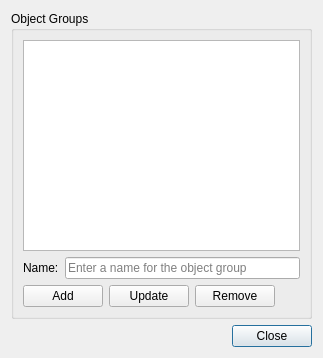
Before: the Qt Designer form src/editor/objectgroupsdialog.ui in timbaker/pzworlded, drawn with Qt 5.
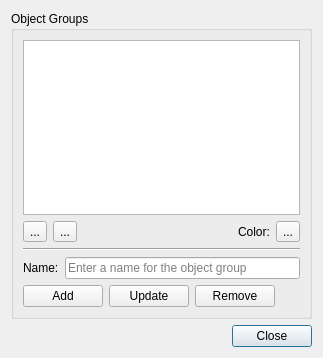
After: the same form once the commit is applied. Icons and pictures are not drawn. Custom widgets are drawn as their Qt base class.

Commit message:
Added WorldObjectGroup color.
Every WorldCellObject in the same group is drawn with the group's color.
The color can be changed in the ObjectGroupsDialog.
When no color is assigned, the default color (Qt::darkGray) is used.

Diff of the .ui file:
```diff
--- a/src/editor/objectgroupsdialog.ui
+++ b/src/editor/objectgroupsdialog.ui
@@ -23,7 +23,7 @@
       <item row="0" column="0">
        <widget class="QListWidget" name="view"/>
       </item>
-      <item row="1" column="0">
+      <item row="3" column="0">
        <widget class="QFrame" name="frame_2">
         <property name="frameShape">
          <enum>QFrame::NoFrame</enum>
@@ -52,7 +52,7 @@
         </layout>
        </widget>
       </item>
-      <item row="2" column="0">
+      <item row="4" column="0">
        <widget class="QFrame" name="frame">
         <property name="frameShape">
          <enum>QFrame::NoFrame</enum>
@@ -110,6 +110,77 @@
         </layout>
        </widget>
       </item>
+      <item row="1" column="0">
+       <widget class="QFrame" name="frame_3">
+        <property name="frameShape">
+         <enum>QFrame::NoFrame</enum>
+        </property>
+        <property name="frameShadow">
+         <enum>QFrame::Raised</enum>
+        </property>
+        <layout class="QHBoxLayout" name="horizontalLayout_3">
+         <property name="margin">
+          <number>0</number>
+         </property>
+         <item>
+          <widget class="QToolButton" name="moveUp">
+           <property name="text">
+            <string>...</string>
+           </property>
+           <property name="icon">
+            <iconset resource="editor.qrc">
+             <normaloff>:/images/16x16/go-up.png</normaloff>:/images/16x16/go-up.png</iconset>
+           </property>
+          </widget>
+         </item>
+         <item>
+          <widget class="QToolButton" name="moveDown">
+           <property name="text">
+            <string>...</string>
+           </property>
+           <property name="icon">
+            <iconset resource="editor.qrc">
+             <normaloff>:/images/16x16/go-down.png</normaloff>:/images/16x16/go-down.png</iconset>
+           </property>
+          </widget>
+         </item>
+         <item>
+          <spacer name="horizontalSpacer_2">
+           <property name="orientation">
+            <enum>Qt::Horizontal</enum>
+           </property>
+           <property name="sizeHint" stdset="0">
+            <size>
+             <width>40</width>
+             <height>20</height>
+            </size>
+           </property>
+          </spacer>
+         </item>
+         <item>
+          <widget class="QLabel" name="label_2">
+           <property name="text">
+            <string>Color:</string>
+           </property>
+          </widget>
+         </item>
+         <item>
+          <widget class="Tiled::Internal::ColorButton" name="colorButton">
+           <property name="text">
+            <string>...</string>
+           </property>
+          </widget>
+         </item>
+        </layout>
+       </widget>
+      </item>
+      <item row="2" column="0">
+       <widget class="Line" name="line">
+        <property name="orientation">
+         <enum>Qt::Horizontal</enum>
+        </property>
+       </widget>
+      </item>
      </layout>
     </widget>
    </item>
@@ -125,7 +196,16 @@
    </item>
   </layout>
  </widget>
- <resources/>
+ <customwidgets>
+  <customwidget>
+   <class>Tiled::Internal::ColorButton</class>
+   <extends>QToolButton</extends>
+   <header location="global">colorbutton.h</header>
+  </customwidget>
+ </customwidgets>
+ <resources>
+  <include location="editor.qrc"/>
+ </resources>
  <connections>
   <connection>
    <sender>buttonBox</sender>
```
The commit also changes 15 other files.
